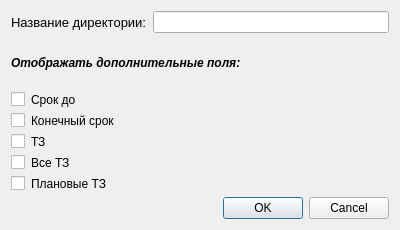
First picture: the form in ui_dir.ui, repository ShiragG/TaskManager, before the edit.
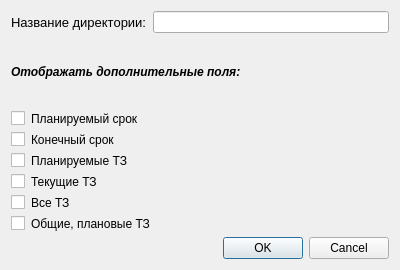
Second picture: the form after the edit. Icons and pictures are not drawn.

Patch:
```diff
--- a/ui_dir.ui
+++ b/ui_dir.ui
@@ -7,19 +7,19 @@
     <x>0</x>
     <y>0</y>
     <width>400</width>
-    <height>230</height>
+    <height>270</height>
    </rect>
   </property>
   <property name="minimumSize">
    <size>
     <width>400</width>
-    <height>230</height>
+    <height>270</height>
    </size>
   </property>
   <property name="maximumSize">
    <size>
     <width>400</width>
-    <height>230</height>
+    <height>270</height>
    </size>
   </property>
   <property name="windowTitle">
@@ -79,7 +79,7 @@
      <item>
       <widget class="QCheckBox" name="date_end">
        <property name="text">
-        <string>Срок до</string>
+        <string>Планируемый срок</string>
        </property>
       </widget>
      </item>
@@ -93,10 +93,17 @@
        </property>
       </widget>
      </item>
+     <item>
+      <widget class="QCheckBox" name="my_plane_labor_costs">
+       <property name="text">
+        <string>Планируемые ТЗ</string>
+       </property>
+      </widget>
+     </item>
      <item>
       <widget class="QCheckBox" name="labor_costs">
        <property name="text">
-        <string>ТЗ</string>
+        <string>Текущие ТЗ</string>
        </property>
       </widget>
      </item>
@@ -110,7 +117,7 @@
      <item>
       <widget class="QCheckBox" name="plane_labor_costs">
        <property name="text">
-        <string>Плановые ТЗ</string>
+        <string>Общие, плановые ТЗ</string>
        </property>
       </widget>
      </item>
```
